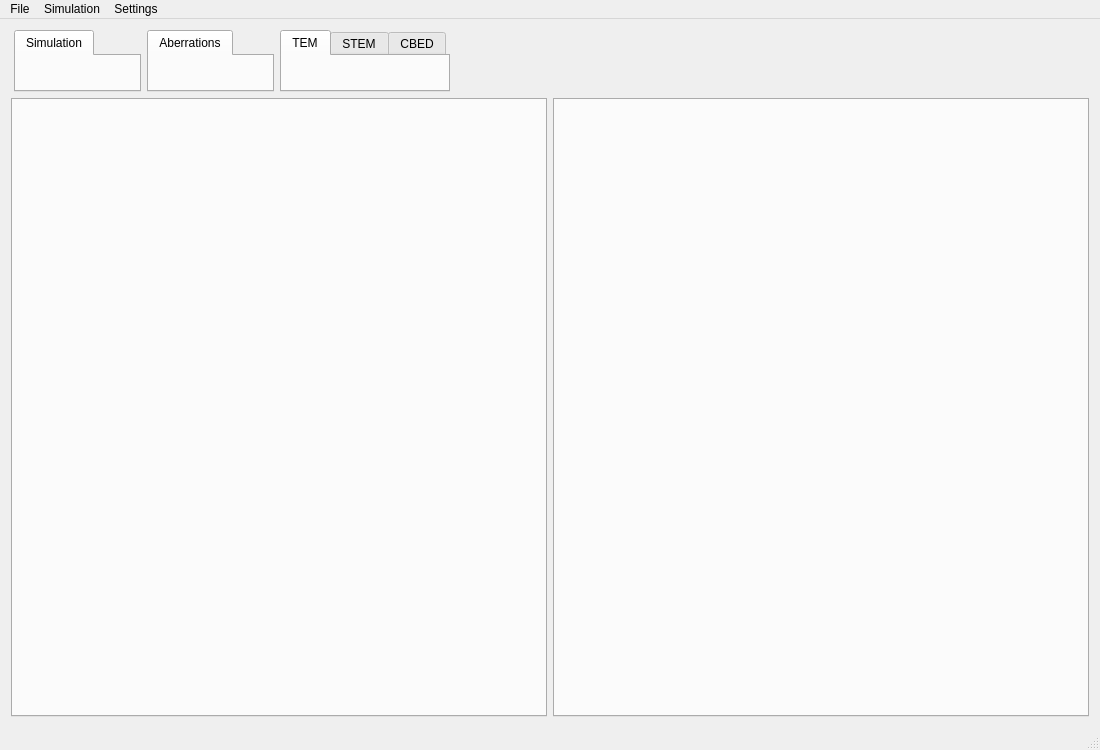
Before: the Qt Designer form src/gui/mainwindow.ui in JJPPeters/clTEM, drawn with Qt 5.
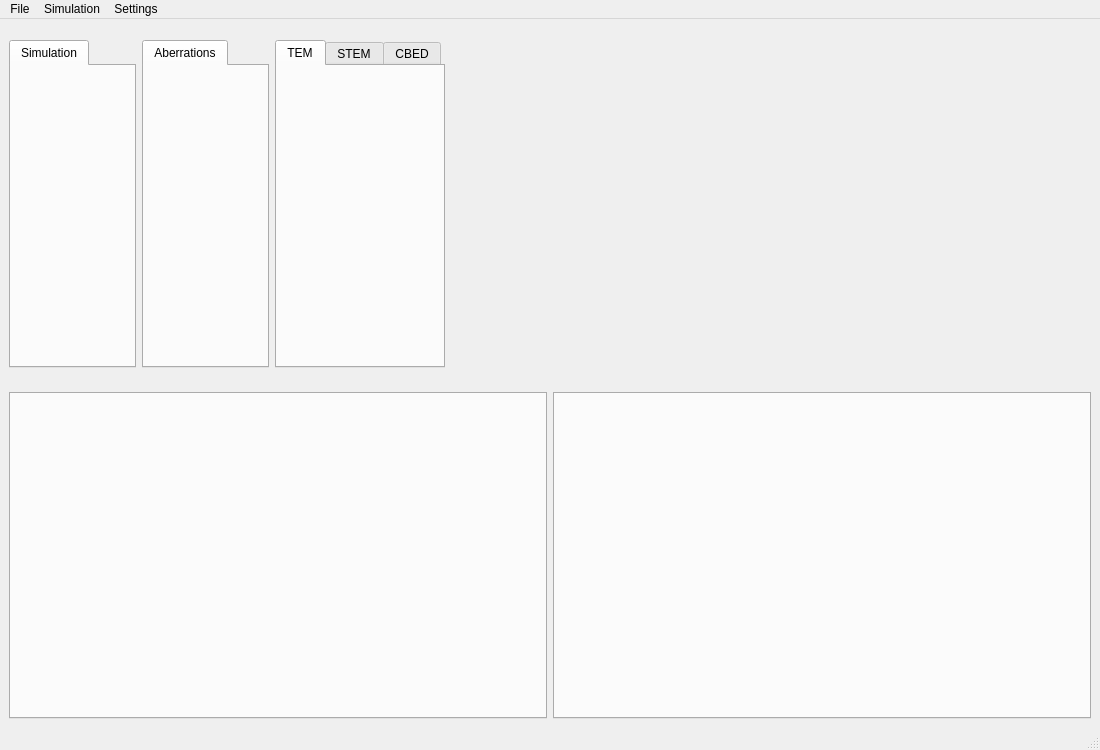
After: the same form once the commit is applied. Custom widgets are drawn as their Qt base class.

Commit message: implemented very basic title bar  - need to work out how to drag  - how to apply this to all dialogs easily...

Diff of the .ui file:
```diff
--- a/src/gui/mainwindow.ui
+++ b/src/gui/mainwindow.ui
@@ -20,20 +20,50 @@
    <string>MainWindow</string>
   </property>
   <widget class="QWidget" name="centralWidget">
-   <layout class="QVBoxLayout" name="verticalLayout_3" stretch="1,10">
+   <layout class="QVBoxLayout" name="verticalLayout_3" stretch="0">
+    <property name="spacing">
+     <number>0</number>
+    </property>
+    <property name="leftMargin">
+     <number>0</number>
+    </property>
+    <property name="topMargin">
+     <number>0</number>
+    </property>
+    <property name="rightMargin">
+     <number>0</number>
+    </property>
+    <property name="bottomMargin">
+     <number>0</number>
+    </property>
+    <item>
+     <layout class="QVBoxLayout" name="mainLayout">
+      <item>
+       <widget class="FlatTitleBar" name="titleBar" native="true">
+        <property name="sizePolicy">
+         <sizepolicy hsizetype="Minimum" vsizetype="Minimum">
+          <horstretch>0</horstretch>
+          <verstretch>0</verstretch>
+         </sizepolicy>
+        </property>
+       </widget>
+      </item>
+      <item>
+       <widget class="QWidget" name="menuBarDummy" native="true"/>
+      </item>
     <item>
      <layout class="QHBoxLayout" name="hTabs" stretch="0,0,0,1">
       <property name="leftMargin">
-       <number>3</number>
+         <number>9</number>
       </property>
       <property name="topMargin">
-       <number>0</number>
+         <number>9</number>
       </property>
       <property name="rightMargin">
-       <number>3</number>
+         <number>9</number>
       </property>
       <property name="bottomMargin">
-       <number>0</number>
+         <number>9</number>
       </property>
       <item>
        <widget class="QTabWidget" name="twSim">
@@ -128,6 +158,18 @@
     </item>
     <item>
      <layout class="QHBoxLayout" name="hPlots">
+        <property name="leftMargin">
+         <number>9</number>
+        </property>
+        <property name="topMargin">
+         <number>9</number>
+        </property>
+        <property name="rightMargin">
+         <number>9</number>
+        </property>
+        <property name="bottomMargin">
+         <number>9</number>
+        </property>
       <item>
        <widget class="QTabWidget" name="twReal">
         <property name="currentIndex">
@@ -141,6 +183,8 @@
      </layout>
     </item>
    </layout>
+    </item>
+   </layout>
   </widget>
   <widget class="QMenuBar" name="menuBar">
    <property name="geometry">
@@ -331,6 +375,12 @@
    <header>frames/aberrationframe.h</header>
    <container>1</container>
   </customwidget>
+  <customwidget>
+   <class>FlatTitleBar</class>
+   <extends>QWidget</extends>
+   <header>controls/flattitlebar.h</header>
+   <container>1</container>
+  </customwidget>
  </customwidgets>
  <resources/>
  <connections/>
```
Left out of the diff: 2 changed lines with no effect on the pictures. Lines whose indentation alone changed are shown as unchanged. The commit also changes 6 other files.
